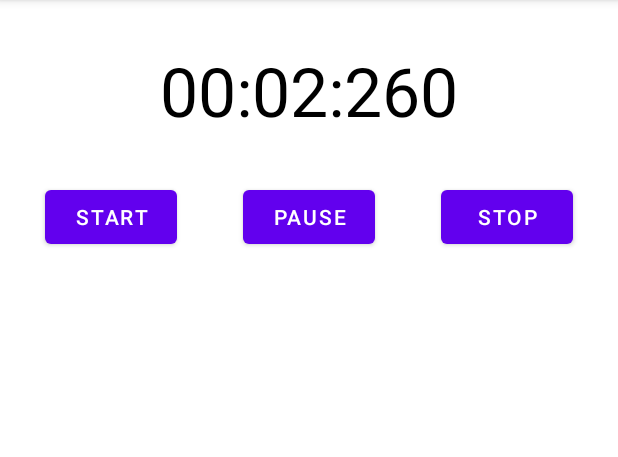
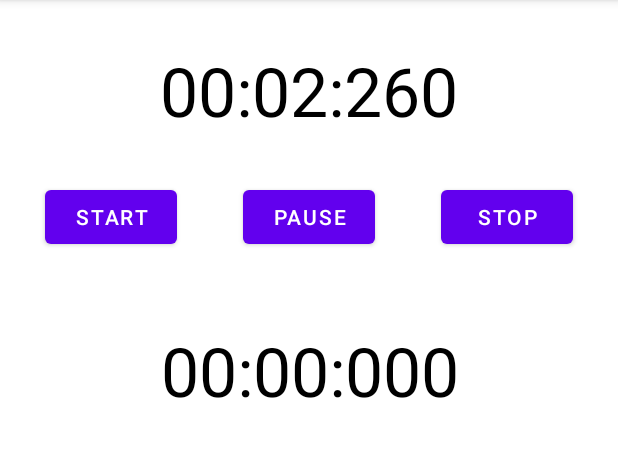
Before and after one commit to pavlovsergey93/Stopwatch, an Android app: the screen it shows after launch (MainActivity before the commit, StopwatchActivity after it), after a tap on "START", on a phone screen of 412 x 824 dp, the part 84-541 px from its top. Run offline under Robolectric (Android 15) with nearby library versions, the phone set to English and light mode, and no system bars.

Commit message:
Разбиение рефакторинг и расфасовка по package

```diff
--- a/app/src/main/AndroidManifest.xml
+++ b/app/src/main/AndroidManifest.xml
@@ -9,7 +9,7 @@
         android:roundIcon="@mipmap/ic_launcher_round"
         android:supportsRtl="true"
         android:theme="@style/Theme.Stopwatch">
-        <activity android:name=".MainActivity">
+        <activity android:name=".view.StopwatchActivity">
             <intent-filter>
                 <action android:name="android.intent.action.MAIN" />
 
--- a/app/src/main/java/com/gb/stopwatch/ElapsedTimeCalculator.kt
+++ /dev/null
@@ -1,16 +0,0 @@
-package com.gb.stopwatch
-
-class ElapsedTimeCalculator(
-	private val timestampProvider: TimestampProvider,
-) {
-
-	fun calculate(state: StopwatchState.Running): Long {
-		val currentTimestamp = timestampProvider.getMilliseconds()
-		val timePassedSinceStart = if (currentTimestamp > state.startTime) {
-			currentTimestamp - state.startTime
-		} else {
-			0
-		}
-		return timePassedSinceStart + state.elapsedTime
-	}
-}
--- a/app/src/main/java/com/gb/stopwatch/MainActivity.kt
+++ /dev/null
@@ -1,57 +0,0 @@
-package com.gb.stopwatch
-
-import android.os.Bundle
-import android.widget.Button
-import android.widget.TextView
-import androidx.appcompat.app.AppCompatActivity
-import kotlinx.coroutines.*
-import kotlinx.coroutines.flow.collect
-
-class MainActivity : AppCompatActivity() {
-
-    private val timestampProvider = object : TimestampProvider {
-        override fun getMilliseconds(): Long {
-            return System.currentTimeMillis()
-        }
-    }
-    private val stopwatchListOrchestrator = StopwatchListOrchestrator(
-        StopwatchStateHolder(
-            StopwatchStateCalculator(
-                timestampProvider,
-                ElapsedTimeCalculator(timestampProvider)
-            ),
-            ElapsedTimeCalculator(timestampProvider),
-            TimestampMillisecondsFormatter()
-        ),
-        CoroutineScope(
-            Dispatchers.Main
-                    + SupervisorJob()
-        )
-    )
-
-    override fun onCreate(savedInstanceState: Bundle?) {
-        super.onCreate(savedInstanceState)
-        setContentView(R.layout.activity_main)
-
-        val textView = findViewById<TextView>(R.id.text_time)
-        CoroutineScope(
-            Dispatchers.Main
-                    + SupervisorJob()
-        ).launch {
-            stopwatchListOrchestrator.ticker.collect {
-                textView.text = it
-            }
-        }
-
-        findViewById<Button>(R.id.button_start).setOnClickListener {
-            stopwatchListOrchestrator.start()
-        }
-        findViewById<Button>(R.id.button_pause).setOnClickListener {
-            stopwatchListOrchestrator.pause()
-        }
-        findViewById<Button>(R.id.button_stop).setOnClickListener {
-            stopwatchListOrchestrator.stop()
-        }
-
-    }
-}
--- a/app/src/main/java/com/gb/stopwatch/StopwatchStateHolder.kt
+++ /dev/null
@@ -1,31 +0,0 @@
-package com.gb.stopwatch
-
-class StopwatchStateHolder(
-	private val stopwatchStateCalculator: StopwatchStateCalculator,
-	private val elapsedTimeCalculator: ElapsedTimeCalculator,
-	private val timestampMillisecondsFormatter: TimestampMillisecondsFormatter
-) {
-
-	var currentState: StopwatchState = StopwatchState.Paused(0)
-		private set
-
-	fun start() {
-		currentState = stopwatchStateCalculator.calculateRunningState(currentState)
-	}
-
-	fun pause() {
-		currentState = stopwatchStateCalculator.calculatePausedState(currentState)
-	}
-
-	fun stop() {
-		currentState = StopwatchState.Paused(0)
-	}
-
-	fun getStringTimeRepresentation(): String {
-		val elapsedTime = when (val currentState = currentState) {
-			is StopwatchState.Paused -> currentState.elapsedTime
-			is StopwatchState.Running -> elapsedTimeCalculator.calculate(currentState)
-		}
-		return timestampMillisecondsFormatter.format(elapsedTime)
-	}
-}
--- /dev/null
+++ b/app/src/main/java/com/gb/stopwatch/data/ElapsedTimeCalculator.kt
@@ -0,0 +1,18 @@
+package com.gb.stopwatch.data
+
+import com.gb.stopwatch.domain.TimestampProvider
+import com.gb.stopwatch.view.StopwatchState
+import com.gb.stopwatch.utils.ZERO_MARKER
+
+
+class ElapsedTimeCalculator(
+	private val timestampProvider: TimestampProvider,
+) {
+
+	fun calculate(state: StopwatchState.Running): Long =
+		state.elapsedTime + if (timestampProvider.getMilliseconds() > state.startTime) {
+			timestampProvider.getMilliseconds() - state.startTime
+		} else {
+			ZERO_MARKER
+		}
+}
--- /dev/null
+++ b/app/src/main/java/com/gb/stopwatch/data/datasource/StopwatchStateHolder.kt
@@ -0,0 +1,35 @@
+package com.gb.stopwatch.data.datasource
+
+import com.gb.stopwatch.view.StopwatchState
+import com.gb.stopwatch.utils.TimestampMillisecondsFormatter
+import com.gb.stopwatch.utils.ZERO_MARKER
+import com.gb.stopwatch.data.repository.StopwatchStateCalculator
+
+class StopwatchStateHolder(
+	private val stopwatchStateCalculator: StopwatchStateCalculator,
+) {
+	private val timestampMillisecondsFormatter = TimestampMillisecondsFormatter()
+
+	var currentState: StopwatchState = StopwatchState.Paused(ZERO_MARKER)
+		private set
+
+	fun start() {
+		currentState = stopwatchStateCalculator.calculateRunningState(currentState)
+	}
+
+	fun pause() {
+		currentState = stopwatchStateCalculator.calculatePausedState(currentState)
+	}
+
+	fun stop() {
+		currentState = StopwatchState.Paused(ZERO_MARKER)
+	}
+
+	fun getStringTimeRepresentation(): String {
+		val elapsedTime = when (val currentState = currentState) {
+			is StopwatchState.Paused -> currentState.elapsedTime
+			is StopwatchState.Running -> stopwatchStateCalculator.elapsedTimeCalculator.calculate(currentState)
+		}
+		return timestampMillisecondsFormatter.format(elapsedTime)
+	}
+}
--- a/app/src/main/java/com/gb/stopwatch/StopwatchStateCalculator.kt
+++ b/app/src/main/java/com/gb/stopwatch/data/repository/StopwatchStateCalculator.kt
@@ -1,13 +1,18 @@
-package com.gb.stopwatch
+package com.gb.stopwatch.data.repository
+
+import com.gb.stopwatch.data.ElapsedTimeCalculator
+import com.gb.stopwatch.view.StopwatchState
+import com.gb.stopwatch.domain.TimestampProvider
 
 class StopwatchStateCalculator(
 	private val timestampProvider: TimestampProvider,
-	private val elapsedTimeCalculator: ElapsedTimeCalculator,
+	val elapsedTimeCalculator: ElapsedTimeCalculator,
 ) {
 
 	fun calculateRunningState(oldState: StopwatchState): StopwatchState.Running =
 		when (oldState) {
 			is StopwatchState.Running -> oldState
+
 			is StopwatchState.Paused -> {
 				StopwatchState.Running(
 					startTime = timestampProvider.getMilliseconds(),
--- a/app/src/main/java/com/gb/stopwatch/TimestampProvider.kt
+++ b/app/src/main/java/com/gb/stopwatch/domain/TimestampProvider.kt
@@ -1,4 +1,4 @@
-package com.gb.stopwatch
+package com.gb.stopwatch.domain
 
 interface TimestampProvider {
 	fun getMilliseconds(): Long
--- /dev/null
+++ b/app/src/main/java/com/gb/stopwatch/utils/Extentions.kt
@@ -0,0 +1,3 @@
+package com.gb.stopwatch.utils
+
+const val ZERO_MARKER: Long = 0
--- a/app/src/main/java/com/gb/stopwatch/TimestampMillisecondsFormatter.kt
+++ b/app/src/main/java/com/gb/stopwatch/utils/TimestampMillisecondsFormatter.kt
@@ -1,4 +1,4 @@
-package com.gb.stopwatch
+package com.gb.stopwatch.utils
 
 class TimestampMillisecondsFormatter {
 
--- /dev/null
+++ b/app/src/main/java/com/gb/stopwatch/view/StopwatchActivity.kt
@@ -0,0 +1,57 @@
+package com.gb.stopwatch.view
+
+import android.os.Bundle
+import android.widget.Button
+import android.widget.TextView
+import androidx.appcompat.app.AppCompatActivity
+import com.gb.stopwatch.*
+import com.gb.stopwatch.data.ElapsedTimeCalculator
+import com.gb.stopwatch.domain.TimestampProvider
+import com.gb.stopwatch.viewmodel.StopwatchListOrchestrator
+import com.gb.stopwatch.data.datasource.StopwatchStateHolder
+import com.gb.stopwatch.data.repository.StopwatchStateCalculator
+import kotlinx.coroutines.*
+import kotlinx.coroutines.flow.collect
+
+class StopwatchActivity : AppCompatActivity() {
+
+    private val timestampProvider = object : TimestampProvider {
+        override fun getMilliseconds(): Long {
+			println("VVV получение милисекунд : object TimestampProvider")
+            return System.currentTimeMillis()
+        }
+    }
+    private val stopwatchListOrchestrator = StopwatchListOrchestrator(
+        StopwatchStateHolder(
+            StopwatchStateCalculator(
+                timestampProvider,
+                ElapsedTimeCalculator(timestampProvider)
+			)
+        )
+    )
+
+    override fun onCreate(savedInstanceState: Bundle?) {
+		super.onCreate(savedInstanceState)
+		setContentView(R.layout.activity_stopwtch)
+
+		val textView = findViewById<TextView>(R.id.text_time)
+		CoroutineScope(
+			Dispatchers.Main
+					+ SupervisorJob()
+		).launch {
+			stopwatchListOrchestrator.ticker.collect {
+				textView.text = it
+			}
+		}
+
+		findViewById<Button>(R.id.button_start).setOnClickListener {
+			stopwatchListOrchestrator.start()
+		}
+		findViewById<Button>(R.id.button_pause).setOnClickListener {
+			stopwatchListOrchestrator.pause()
+		}
+		findViewById<Button>(R.id.button_stop).setOnClickListener {
+			stopwatchListOrchestrator.stop()
+		}
+	}
+}
--- a/app/src/main/java/com/gb/stopwatch/StopwatchState.kt
+++ b/app/src/main/java/com/gb/stopwatch/view/StopwatchState.kt
@@ -1,4 +1,4 @@
-package com.gb.stopwatch
+package com.gb.stopwatch.view
 
 sealed class StopwatchState {
 	data class Paused(val elapsedTime: Long) : StopwatchState()
--- a/app/src/main/java/com/gb/stopwatch/StopwatchListOrchestrator.kt
+++ b/app/src/main/java/com/gb/stopwatch/viewmodel/StopwatchListOrchestrator.kt
@@ -1,14 +1,15 @@
-package com.gb.stopwatch
+package com.gb.stopwatch.viewmodel
 
+import com.gb.stopwatch.data.datasource.StopwatchStateHolder
 import kotlinx.coroutines.*
 import kotlinx.coroutines.flow.MutableStateFlow
 import kotlinx.coroutines.flow.StateFlow
 
 class StopwatchListOrchestrator(
-	private val stopwatchStateHolder: StopwatchStateHolder,
-	private val scope: CoroutineScope,
+	private val stopwatchStateHolder: StopwatchStateHolder
 ) {
 
+	private val scope: CoroutineScope = CoroutineScope(Dispatchers.Main + SupervisorJob())
 	private var job: Job? = null
 	private val mutableTicker = MutableStateFlow("")
 	val ticker: StateFlow<String> = mutableTicker
--- a/app/src/main/res/layout/activity_main.xml
+++ b/app/src/main/res/layout/activity_stopwtch.xml
@@ -4,7 +4,7 @@
     xmlns:tools="http://schemas.android.com/tools"
     android:layout_width="match_parent"
     android:layout_height="match_parent"
-    tools:context=".MainActivity">
+    tools:context=".view.StopwatchActivity">
 
     <TextView
         android:id="@+id/text_time"
@@ -44,4 +44,17 @@
         android:text="Stop"
         app:layout_constraintEnd_toEndOf="parent"
         app:layout_constraintTop_toTopOf="@+id/button_start" />
+
+	<TextView
+			android:id="@+id/text_time_2"
+			android:layout_width="wrap_content"
+			android:layout_height="wrap_content"
+			android:layout_marginTop="48dp"
+			android:text="00:00:000"
+			android:textColor="@color/black"
+			android:textSize="45sp"
+			app:layout_constraintHorizontal_bias="0.502"
+			app:layout_constraintLeft_toLeftOf="parent"
+			app:layout_constraintRight_toRightOf="parent"
+			app:layout_constraintTop_toBottomOf="@+id/button_pause" />
 </androidx.constraintlayout.widget.ConstraintLayout>
```
Lines whose indentation alone changed are shown as unchanged.
